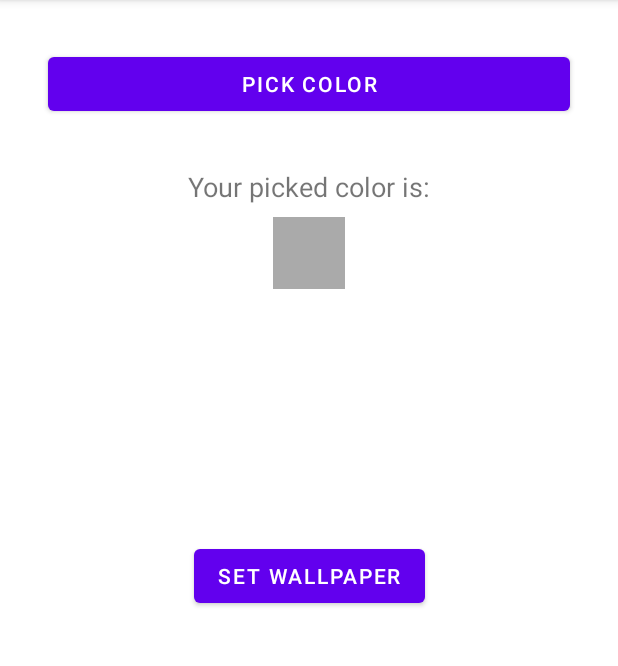
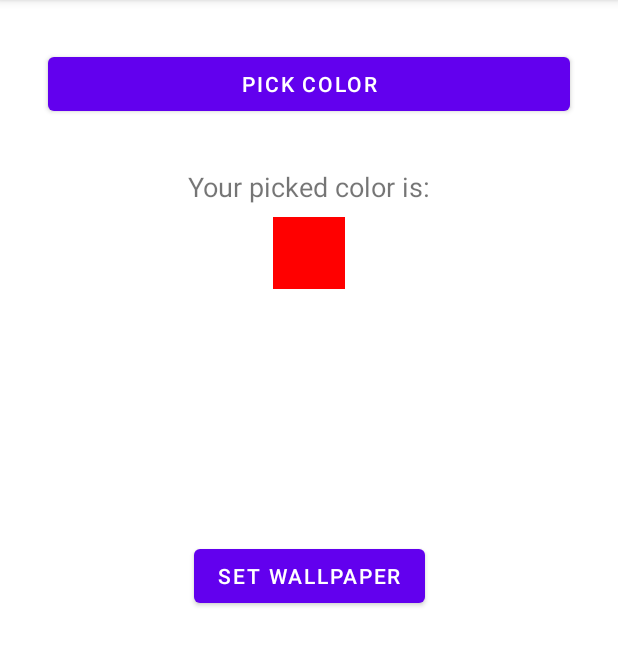
Before and after one commit to deomiarn/AndroidWallpaperGameOfLife, an Android app: the screen it shows after launch (MainActivity), after a tap on "SET WALLPAPER", on a phone screen of 412 x 824 dp, the part 84-750 px from its top. Run offline under Robolectric (Android 15) with nearby library versions, the phone set to English and light mode, and no system bars; libraries missing offline, so code that uses them is left out: top.defaults.colorpicker; 1 statement that could not run was skipped.

Commit message:
Added sharedpreference for background color

```diff
--- a/app/src/main/java/ch/openscript/gameoflifepaper/MainActivity.java
+++ b/app/src/main/java/ch/openscript/gameoflifepaper/MainActivity.java
@@ -3,6 +3,7 @@ package ch.openscript.gameoflifepaper;
 import android.app.WallpaperManager;
 import android.content.ComponentName;
 import android.content.Intent;
+import android.content.SharedPreferences;
 import android.graphics.Color;
 import android.os.Bundle;
 import android.view.View;
@@ -28,7 +29,11 @@ public class MainActivity extends AppCompatActivity {
         mPickColorButton = findViewById(R.id.pick_color_button);
         mColorPreview = findViewById(R.id.preview_selected_color);
 
-        mDefaultColor = 0;
+        SharedPreferences pref = getApplicationContext().getSharedPreferences("storage", 0);
+        SharedPreferences.Editor editor = pref.edit();
+
+        mDefaultColor = Color.RED;
+        mColorPreview.setBackgroundColor(mDefaultColor);
 
         Button button = findViewById(R.id.button);
 
@@ -44,13 +49,14 @@ public class MainActivity extends AppCompatActivity {
                         .show(v, new ColorPickerPopup.ColorPickerObserver() {
                             @Override
                             public void onColorPicked(int color) {
-                                System.out.println(color);
                                 mDefaultColor = color;
                                 mColorPreview.setBackgroundColor(mDefaultColor);
                             }
                         }));
 
         button.setOnClickListener(v -> {
+            editor.putInt("backgroundColor", mDefaultColor);
+            editor.apply();
 
             Intent intent = new Intent(WallpaperManager.ACTION_CHANGE_LIVE_WALLPAPER);
             intent.putExtra(WallpaperManager.EXTRA_LIVE_WALLPAPER_COMPONENT, new ComponentName(this, GameOfLifeWallpaperService.class));
```
